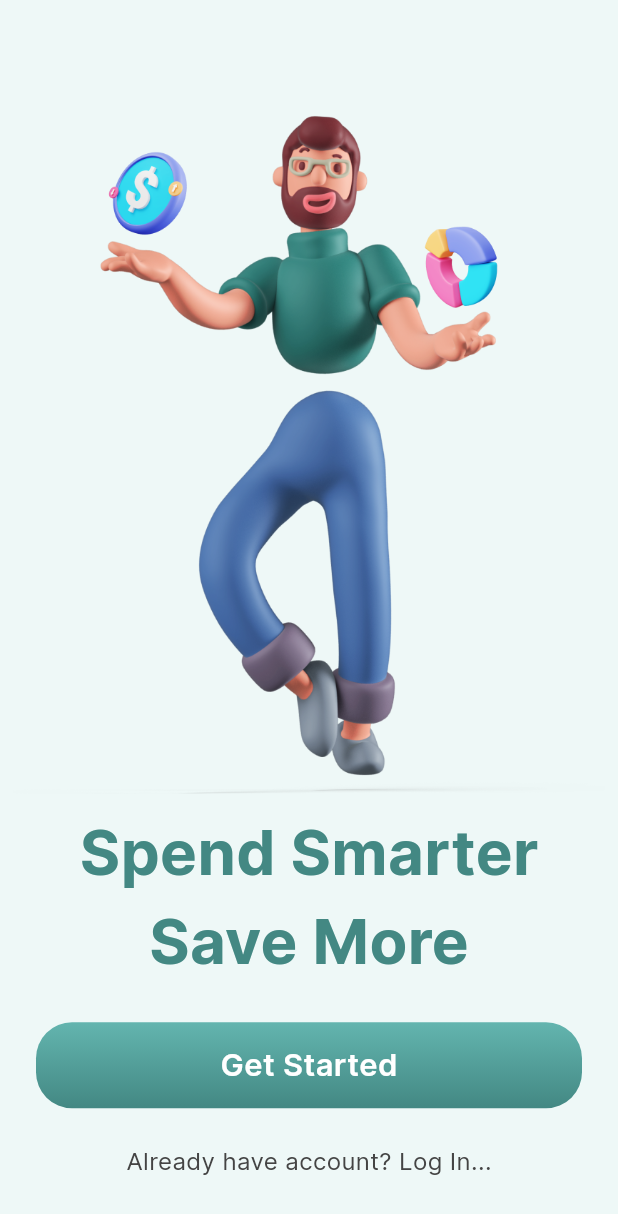
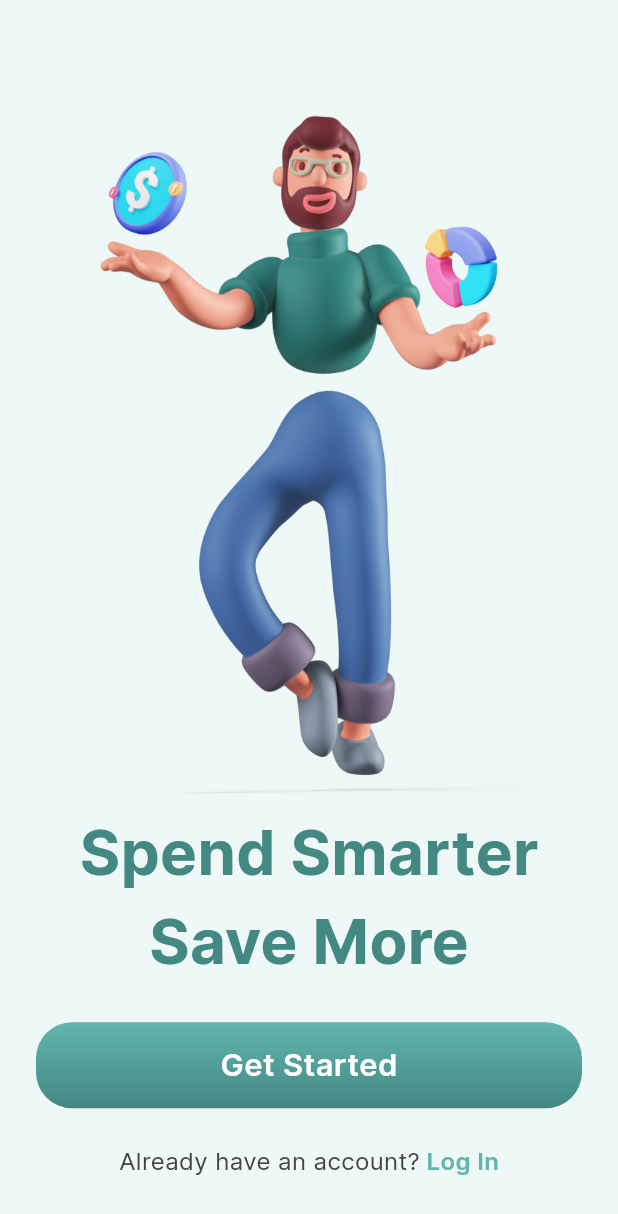
Before and after one commit to Anderson-Andre-P/finance, a Flutter app: the screen it shows after launch, on a phone screen of 412 x 824 dp. Shown: the top 1214 px of the screen. Run offline on Flutter 3.47's test engine with Material 3 defaults, Android fonts, the phone set to English and light mode, and no system bars; our stand-ins replace flutter_screenutil.

Commit message:
feat: add custom text button

```diff
--- /dev/null
+++ b/lib/common/widgets/custom_text_button.dart
@@ -0,0 +1,44 @@
+import 'dart:developer';
+
+import 'package:flutter/gestures.dart';
+import 'package:flutter/material.dart';
+
+import '../constants/app_colors.dart';
+import '../constants/app_text_style.dart';
+
+class CustomTextSpan extends StatelessWidget {
+  final String primaryText;
+  final String actionText;
+  const CustomTextSpan({
+    super.key,
+    required this.primaryText,
+    required this.actionText,
+  });
+
+  @override
+  Widget build(BuildContext context) {
+    return Text.rich(
+      TextSpan(
+        children: [
+          TextSpan(
+            text: primaryText,
+            style: AppTextStyle.smallText.copyWith(
+              color: AppColors.greyLight,
+            ),
+          ),
+          TextSpan(
+            recognizer: TapGestureRecognizer()
+              ..onTap = () {
+                log("Tap");
+              },
+            text: " $actionText",
+            style: AppTextStyle.smallText.copyWith(
+              color: AppColors.greenLightOne,
+              fontWeight: FontWeight.w600,
+            ),
+          ),
+        ],
+      ),
+    );
+  }
+}
--- a/lib/features/onboarding/onboarding_page.dart
+++ b/lib/features/onboarding/onboarding_page.dart
@@ -5,6 +5,7 @@ import 'package:finance/common/constants/app_text_style.dart';
 import 'package:flutter/material.dart';
 import 'package:flutter_screenutil/flutter_screenutil.dart';
 
+import '../../common/widgets/custom_text_button.dart';
 import '../../common/widgets/primary_button.dart';
 
 class OnboardingPage extends StatelessWidget {
@@ -45,11 +46,9 @@ class OnboardingPage extends StatelessWidget {
                 },
               ),
             ),
-            Text(
-              "Already have account? Log In...",
-              style: AppTextStyle.smallText.copyWith(
-                color: AppColors.greyLight,
-              ),
+            const CustomTextSpan(
+              primaryText: 'Already have an account?',
+              actionText: 'Log In',
             ),
             32.verticalSpace,
           ],
```
